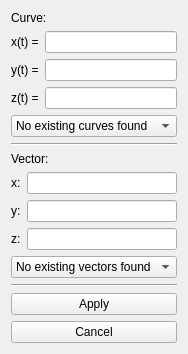
This is package/ui/Widgets/ui/CreateCylindricalWidget.ui in DenDen039/surface-view as Qt 5 draws it before an edit. The edited form follows.
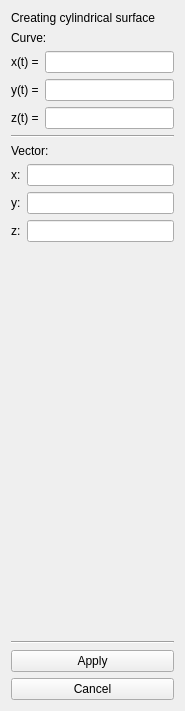
This is the edited form.

Commit message: Added type of object label on object creation

Diff of the .ui file:
```diff
--- a/package/ui/Widgets/ui/CreateCylindricalWidget.ui
+++ b/package/ui/Widgets/ui/CreateCylindricalWidget.ui
@@ -6,14 +6,21 @@
    <rect>
     <x>0</x>
     <y>0</y>
-    <width>167</width>
-    <height>352</height>
+    <width>185</width>
+    <height>711</height>
    </rect>
   </property>
   <property name="windowTitle">
    <string>Form</string>
   </property>
   <layout class="QVBoxLayout" name="verticalLayout">
+   <item>
+    <widget class="QLabel" name="label">
+     <property name="text">
+      <string>Creating cylindrical surface</string>
+     </property>
+    </widget>
+   </item>
    <item>
     <widget class="QLabel" name="label_14">
      <property name="text">
@@ -71,15 +78,6 @@
      </item>
     </layout>
    </item>
-   <item>
-    <widget class="QComboBox" name="selectCurveBox">
-     <item>
-      <property name="text">
-       <string>No existing curves found</string>
-      </property>
-     </item>
-    </widget>
-   </item>
    <item>
     <widget class="Line" name="line">
      <property name="orientation">
@@ -141,13 +139,17 @@
     </layout>
    </item>
    <item>
-    <widget class="QComboBox" name="selectVectorBox">
-     <item>
-      <property name="text">
-       <string>No existing vectors found</string>
-      </property>
-     </item>
-    </widget>
+    <spacer name="verticalSpacer">
+     <property name="orientation">
+      <enum>Qt::Vertical</enum>
+     </property>
+     <property name="sizeHint" stdset="0">
+      <size>
+       <width>20</width>
+       <height>40</height>
+      </size>
+     </property>
+    </spacer>
    </item>
    <item>
     <widget class="Line" name="line_3">
```
The commit also changes 19 other files.
